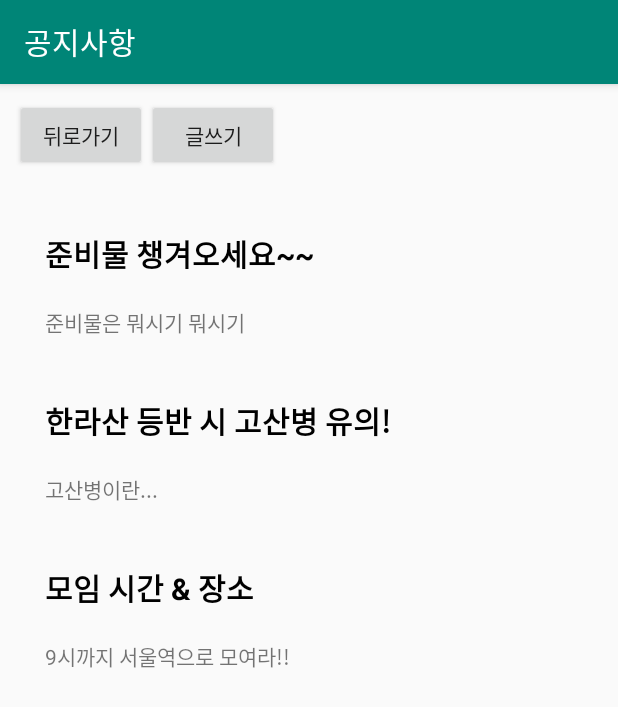
After one commit to foreknowledge/travel-together-android, an Android app: the NoticeActivity screen opened directly, with no data from a screen before it, on a phone screen of 412 x 824 dp. The commit adds this screen. Shown: the top 707 px of the screen. Run offline under Robolectric (Android 15) with nearby library versions, the phone set to English and light mode, and no system bars; network calls fail.

Commit message:
공지사항 등록 기능 구현 - 서버 통신 - 푸시 알림 확인

```diff
--- a/app/build.gradle
+++ b/app/build.gradle
@@ -24,6 +24,7 @@ dependencies {
     implementation 'androidx.appcompat:appcompat:1.1.0'
     implementation 'com.google.android.material:material:1.0.0'
     implementation 'androidx.constraintlayout:constraintlayout:1.1.3'
+    implementation 'androidx.recyclerview:recyclerview:1.0.0'
     implementation 'androidx.vectordrawable:vectordrawable:1.1.0'
     testImplementation 'junit:junit:4.12'
     androidTestImplementation 'androidx.test:runner:1.2.0'
@@ -31,6 +32,9 @@ dependencies {
 
     implementation 'com.google.firebase:firebase-analytics:17.2.0'
     implementation 'com.google.firebase:firebase-messaging:20.0.0'
+
+    implementation 'com.android.volley:volley:1.1.0'
+    implementation 'com.google.code.gson:gson:2.8.2'
 }
 
 apply plugin: 'com.google.gms.google-services'
--- a/app/src/main/java/com/mungziapp/traveltogether/MyFirebaseMessagingService.java
+++ b/app/src/main/java/com/mungziapp/traveltogether/MyFirebaseMessagingService.java
@@ -35,7 +35,7 @@ public class MyFirebaseMessagingService extends FirebaseMessagingService {
                             // Log and toast
                             String msg = getString(R.string.msg_token_fmt, token);
                             Log.d(TAG, msg);
-                            Toast.makeText(getApplicationContext(), msg, Toast.LENGTH_SHORT).show();
+                            //Toast.makeText(getApplicationContext(), msg, Toast.LENGTH_SHORT).show();
                         }
                     }
                 });
--- /dev/null
+++ b/app/src/main/java/com/mungziapp/traveltogether/NoticeActivity.java
@@ -0,0 +1,48 @@
+package com.mungziapp.traveltogether;
+
+import androidx.appcompat.app.AppCompatActivity;
+import androidx.recyclerview.widget.LinearLayoutManager;
+import androidx.recyclerview.widget.RecyclerView;
+
+import android.content.Intent;
+import android.os.Bundle;
+import android.view.View;
+import android.widget.Button;
+
+public class NoticeActivity extends AppCompatActivity {
+
+    @Override
+    protected void onCreate(Bundle savedInstanceState) {
+        super.onCreate(savedInstanceState);
+        setContentView(R.layout.activity_notice);
+
+        Button backButton = findViewById(R.id.back_button);
+        backButton.setOnClickListener(new View.OnClickListener() {
+            @Override
+            public void onClick(View view) {
+                finish();
+            }
+        });
+
+        Button writeButton = findViewById(R.id.write_button);
+        writeButton.setOnClickListener(new View.OnClickListener() {
+            @Override
+            public void onClick(View view) {
+                Intent intent = new Intent(getApplicationContext(), CreateNoticeActivity.class);
+                startActivity(intent);
+            }
+        });
+
+        RecyclerView recyclerView = findViewById(R.id.notify_recycler_view);
+        LinearLayoutManager layoutManager = new LinearLayoutManager(this);
+        recyclerView.setLayoutManager(layoutManager);
+
+        NoticeAdapter noticeAdapter = new NoticeAdapter(this);
+        noticeAdapter.addItem(new NoticeItem("준비물 챙겨오세요~~", "준비물은 뭐시기 뭐시기"));
+        noticeAdapter.addItem(new NoticeItem("한라산 등반 시 고산병 유의!", "고산병이란..."));
+        noticeAdapter.addItem(new NoticeItem("모임 시간 & 장소", "9시까지 서울역으로 모여라!!"));
+
+        recyclerView.setAdapter(noticeAdapter);
+    }
+
+}
--- /dev/null
+++ b/app/src/main/java/com/mungziapp/traveltogether/NoticeAdapter.java
@@ -0,0 +1,56 @@
+package com.mungziapp.traveltogether;
+
+import android.content.Context;
+import android.view.LayoutInflater;
+import android.view.View;
+import android.view.ViewGroup;
+import android.widget.TextView;
+
+import androidx.annotation.NonNull;
+import androidx.recyclerview.widget.RecyclerView;
+
+import java.util.ArrayList;
+
+public class NoticeAdapter extends RecyclerView.Adapter<NoticeAdapter.ViewHolder> {
+    private Context context;
+    private ArrayList<NoticeItem> items = new ArrayList<>();
+
+    NoticeAdapter(Context context) { this.context = context; }
+    void addItem(NoticeItem item) { items.add(item); }
+
+    @NonNull
+    @Override
+    public ViewHolder onCreateViewHolder(@NonNull ViewGroup parent, int viewType) {
+        LayoutInflater inflater = (LayoutInflater) context.getSystemService(Context.LAYOUT_INFLATER_SERVICE);
+        View itemView = inflater.inflate(R.layout.notice_item, parent, false);
+
+        return new ViewHolder(itemView, items, context);
+    }
+
+    @Override
+    public void onBindViewHolder(@NonNull ViewHolder holder, int position) {
+        holder.setItem(items.get(position));
+    }
+
+    @Override
+    public int getItemCount() {
+        return items.size();
+    }
+
+    static class ViewHolder extends RecyclerView.ViewHolder {
+        TextView title;
+        TextView contents;
+
+        ViewHolder(@NonNull final View itemView, final ArrayList<NoticeItem> items, final Context context) {
+            super(itemView);
+
+            title = itemView.findViewById(R.id.item_title);
+            contents = itemView.findViewById(R.id.item_contents);
+        }
+
+        void setItem(NoticeItem item) {
+            title.setText(item.getTitle());
+            contents.setText(item.getContents());
+        }
+    }
+}
--- /dev/null
+++ b/app/src/main/java/com/mungziapp/traveltogether/NoticeItem.java
@@ -0,0 +1,14 @@
+package com.mungziapp.traveltogether;
+
+class NoticeItem {
+    private String title;
+    private String contents;
+
+    NoticeItem(String title, String contents) {
+        this.title = title;
+        this.contents = contents;
+    }
+
+    String getTitle() { return title; }
+    String getContents() { return contents; }
+}
--- /dev/null
+++ b/app/src/main/res/layout/activity_notice.xml
@@ -0,0 +1,33 @@
+<?xml version="1.0" encoding="utf-8"?>
+<LinearLayout xmlns:android="http://schemas.android.com/apk/res/android"
+    android:layout_width="match_parent"
+    android:layout_height="match_parent"
+    android:orientation="vertical">
+
+    <LinearLayout
+        android:layout_width="match_parent"
+        android:layout_height="wrap_content"
+        android:orientation="horizontal"
+        android:padding="10dp">
+
+        <Button
+            android:id="@+id/back_button"
+            android:layout_width="wrap_content"
+            android:layout_height="wrap_content"
+            android:text="뒤로가기"/>
+
+        <Button
+            android:id="@+id/write_button"
+            android:layout_width="wrap_content"
+            android:layout_height="wrap_content"
+            android:text="글쓰기"/>
+
+    </LinearLayout>
+
+    <androidx.recyclerview.widget.RecyclerView
+        android:id="@+id/notify_recycler_view"
+        android:padding="10dp"
+        android:layout_width="match_parent"
+        android:layout_height="match_parent" />
+
+</LinearLayout>
--- /dev/null
+++ b/app/src/main/res/layout/notice_item.xml
@@ -0,0 +1,24 @@
+<?xml version="1.0" encoding="utf-8"?>
+<LinearLayout xmlns:android="http://schemas.android.com/apk/res/android"
+    android:layout_width="match_parent"
+    android:layout_height="wrap_content"
+    android:orientation="vertical"
+    android:padding="10dp">
+
+    <TextView
+        android:id="@+id/item_title"
+        android:layout_width="match_parent"
+        android:layout_height="wrap_content"
+        android:padding="10dp"
+        android:textSize="20sp"
+        android:textStyle="bold"
+        android:textColor="@android:color/black"
+        android:text="제목" />
+
+    <TextView
+        android:id="@+id/item_contents"
+        android:layout_width="match_parent"
+        android:layout_height="wrap_content"
+        android:padding="10dp"
+        android:text="내용 미리보기" />
+</LinearLayout>
--- a/app/src/main/res/values/strings.xml
+++ b/app/src/main/res/values/strings.xml
@@ -1,7 +1,11 @@
 <resources>
-    <string name="app_name">Travel Together</string>
+    <string name="app_name">가치 여행</string>
     <string name="title_home">Home</string>
     <string name="title_dashboard">Dashboard</string>
     <string name="title_notifications">Notifications</string>
+    <string name="main_activity_name">여행방 목록</string>
+    <string name="notice_activity_name">공지사항</string>
+    <string name="create_notice_activity_name">공지사항 작성</string>
+
     <string name="msg_token_fmt">token: %1$s</string>
 </resources>
```
Also changed, not shown: app/src/main/AndroidManifest.xml (+11 -2 lines), app/src/main/java/com/mungziapp/traveltogether/AppHelper.java (added, +16 -0 lines), app/src/main/java/com/mungziapp/traveltogether/CreateNoticeActivity.java (added, +103 -0 lines), app/src/main/java/com/mungziapp/traveltogether/MainActivity.java (+13 -0 lines), app/src/main/res/layout/activity_create_notice.xml (added, +57 -0 lines), app/src/main/res/layout/activity_main.xml (+11 -0 lines).
